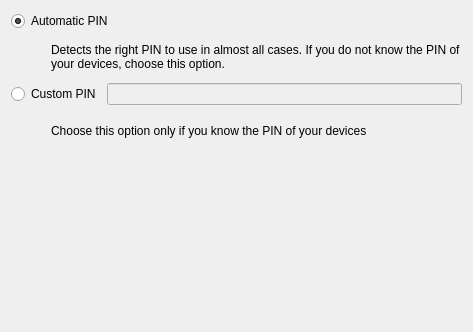
Qt form src/wizard/pages/pin.ui (KDE/bluedevil) before a commit.
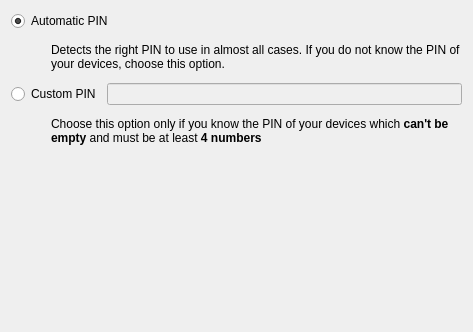
The same form after that commit. Custom widgets are drawn as their Qt base class.

Commit message: PinPage should be finished now :)

What changed in the file:
```diff
--- a/src/wizard/pages/pin.ui
+++ b/src/wizard/pages/pin.ui
@@ -113,7 +113,14 @@
        <item>
         <widget class="QLabel" name="label_2">
          <property name="text">
-          <string>Choose this option only if you know the PIN of your devices</string>
+          <string>&lt;!DOCTYPE HTML PUBLIC &quot;-//W3C//DTD HTML 4.0//EN&quot; &quot;http://www.w3.org/TR/REC-html40/strict.dtd&quot;&gt;
+&lt;html&gt;&lt;head&gt;&lt;meta name=&quot;qrichtext&quot; content=&quot;1&quot; /&gt;&lt;style type=&quot;text/css&quot;&gt;
+p, li { white-space: pre-wrap; }
+&lt;/style&gt;&lt;/head&gt;&lt;body style=&quot; font-family:'DejaVu Sans'; font-size:9pt; font-weight:400; font-style:normal;&quot;&gt;
+&lt;p style=&quot; margin-top:0px; margin-bottom:0px; margin-left:0px; margin-right:0px; -qt-block-indent:0; text-indent:0px;&quot;&gt;Choose this option only if you know the PIN of your devices which &lt;span style=&quot; font-weight:600;&quot;&gt;can't be empty&lt;/span&gt; and must be at least &lt;span style=&quot; font-weight:600;&quot;&gt;4 numbers &lt;/span&gt;&lt;/p&gt;&lt;/body&gt;&lt;/html&gt;</string>
+         </property>
+         <property name="wordWrap">
+          <bool>true</bool>
          </property>
         </widget>
        </item>
```
Left out of the diff: 6 changed lines with no effect on the pictures. The commit also changes 2 other files.
